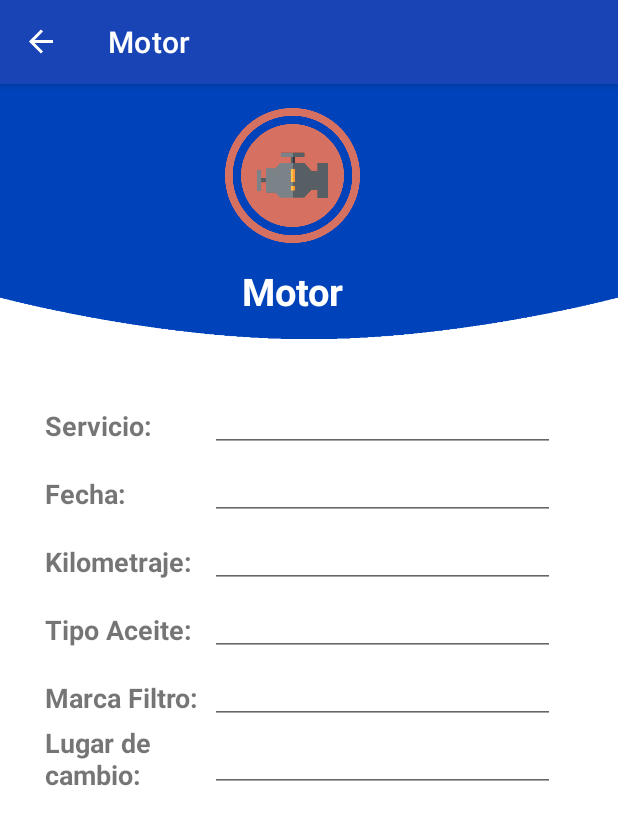
After one commit to sebasnake2314/Cuida-tu-carro, an Android app: the agregarMantenimientoMotor screen opened through its navigation route, on a phone screen of 412 x 824 dp. The commit adds this screen. Shown: the top 825 px of the screen. Run offline under Robolectric (Android 15) with nearby library versions, the phone set to English and light mode, and no system bars; our stand-ins replace Firebase (no records; nobody signed in at launch, a user with empty details on screens opened directly), navigation-ui; libraries missing offline, so code that uses them is left out: com.wdullaer.materialdatetimepicker.

Commit message:
se agregaron elementos a la ventana de Mantenimiento Motor

```diff
--- a/app/build.gradle
+++ b/app/build.gradle
@@ -76,7 +76,7 @@ dependencies {
     implementation "org.jetbrains.kotlinx:kotlinx-coroutines-core:1.3.7"
     implementation "org.jetbrains.kotlinx:kotlinx-coroutines-play-services:1.1.1"
 
-
+    implementation "com.wdullaer:materialdatetimepicker:3.6.4"
 
     implementation 'com.facebook.shimmer:shimmer:0.5.0'
 
--- a/app/src/main/java/com/example/cuidatucarro/data/repo/RepoAuto.kt
+++ b/app/src/main/java/com/example/cuidatucarro/data/repo/RepoAuto.kt
@@ -2,12 +2,8 @@ package com.example.cuidatucarro.data.repo
 
 import androidx.lifecycle.LiveData
 import androidx.lifecycle.MutableLiveData
-import com.example.cuidatucarro.domain.Repo
 import com.example.cuidatucarro.objetos.Autos
 import com.google.firebase.firestore.FirebaseFirestore
-import kotlin.contracts.Returns
-import kotlin.text.toLong as toLong
-import com.example.cuidatucarro.vo.Resource
 import com.google.firebase.storage.FirebaseStorage
 
 class RepoAuto {
--- /dev/null
+++ b/app/src/main/java/com/example/cuidatucarro/data/repo/RepoMantenimiento.kt
@@ -0,0 +1,27 @@
+package com.example.cuidatucarro.data.repo
+
+import androidx.lifecycle.LiveData
+import androidx.lifecycle.MutableLiveData
+import com.example.cuidatucarro.objetos.Autos
+import com.example.cuidatucarro.objetos.tipoMatenimientoMotor
+import com.google.firebase.firestore.FirebaseFirestore
+
+class RepoMantenimiento {
+
+    fun traerMantenimientosMotor(): LiveData<MutableList<tipoMatenimientoMotor>>{
+        val mutableData = MutableLiveData<MutableList<tipoMatenimientoMotor>>()
+        FirebaseFirestore.getInstance().collection("tb_mant_motor").get().addOnSuccessListener { result ->
+            val listData = mutableListOf<tipoMatenimientoMotor>()
+            for(document in result ){
+                val tipoMantenimiento = document.id.toString()
+
+                val mantenimiento = tipoMatenimientoMotor(tipoMantenimiento!!)
+                listData.add(mantenimiento)
+            }
+            mutableData.value = listData
+        }
+        return mutableData
+    }
+
+
+}
--- /dev/null
+++ b/app/src/main/java/com/example/cuidatucarro/objetos/tipoMatenimientoMotor.kt
@@ -0,0 +1,9 @@
+package com.example.cuidatucarro.objetos
+
+import android.os.Parcelable
+import kotlinx.android.parcel.Parcelize
+
+@Parcelize
+data class tipoMatenimientoMotor(
+    val tipoMantenimiento: String = ""
+):Parcelable
--- a/app/src/main/java/com/example/cuidatucarro/recyclers/MainAdapter.kt
+++ b/app/src/main/java/com/example/cuidatucarro/recyclers/MainAdapter.kt
@@ -8,6 +8,7 @@ import androidx.recyclerview.widget.RecyclerView
 import com.bumptech.glide.Glide
 import com.example.cuidatucarro.R
 import com.example.cuidatucarro.objetos.Autos
+import com.example.cuidatucarro.objetos.tipoMatenimientoMotor
 import kotlinx.android.synthetic.main.item_row_autos.view.*
 
 class MainAdapter(private val context: Context,
@@ -21,7 +22,7 @@ class MainAdapter(private val context: Context,
         fun onItemClik(auto:Autos, position: Int)
     }
 
-    fun setListData(data:MutableList<Autos>){
+    fun setListData(data: MutableList<Autos>){
         dataList = data
     }
 
--- a/app/src/main/java/com/example/cuidatucarro/ui/MenuPrincipal.kt
+++ b/app/src/main/java/com/example/cuidatucarro/ui/MenuPrincipal.kt
@@ -2,6 +2,7 @@ package com.example.cuidatucarro.ui
 
 import android.os.Bundle
 import android.view.View
+import android.widget.EditText
 import com.google.android.material.bottomnavigation.BottomNavigationView
 import androidx.appcompat.app.AppCompatActivity
 import androidx.navigation.NavController
@@ -13,7 +14,6 @@ import com.example.cuidatucarro.R
 import kotlinx.android.synthetic.main.activity_menu_principal.*
 
 class MenuPrincipal : AppCompatActivity() {
-
 
     private lateinit var navController: NavController
 
@@ -46,6 +46,7 @@ class MenuPrincipal : AppCompatActivity() {
     when(destination.id){
         R.id.fragemtagregarauto -> hideBottomNav()
         R.id.Mantenimientos -> hideBottomNav()
+        R.id.agregarMantenimientoMotor -> hideBottomNav()
         else-> showBottomNav()
     }
 
--- a/app/src/main/java/com/example/cuidatucarro/ui/autos/AutosFragment.kt
+++ b/app/src/main/java/com/example/cuidatucarro/ui/autos/AutosFragment.kt
@@ -18,13 +18,11 @@ import com.bumptech.glide.Glide
 import com.example.cuidatucarro.R
 import com.example.cuidatucarro.objetos.Autos
 import com.example.cuidatucarro.recyclers.MainAdapter
-import com.example.cuidatucarro.ui.mantenimiento.mantenimiento
 import com.example.cuidatucarro.viewmodel.AutoViewModel
 import com.google.android.material.bottomappbar.BottomAppBar
 import com.google.android.material.floatingactionbutton.FloatingActionButton
 import com.google.firebase.auth.FirebaseAuth
 import kotlinx.android.synthetic.main.fragment_auto.*
-import kotlinx.android.synthetic.main.fragment_mantenimiento.view.*
 import kotlinx.android.synthetic.main.tarjeta_veh.view.*
 
 
--- /dev/null
+++ b/app/src/main/java/com/example/cuidatucarro/ui/mantenimiento/agregarMantenimientoMotor.kt
@@ -0,0 +1,111 @@
+package com.example.cuidatucarro.ui.mantenimiento
+
+
+import android.app.AlertDialog
+import android.os.Bundle
+import androidx.fragment.app.Fragment
+import android.view.LayoutInflater
+import android.view.View
+import android.view.ViewGroup
+import androidx.lifecycle.MutableLiveData
+import androidx.lifecycle.ViewModelProvider
+import com.example.cuidatucarro.R
+import com.example.cuidatucarro.objetos.tipoMatenimientoMotor
+import com.example.cuidatucarro.viewmodel.mantenimientoViewModel
+import kotlinx.android.synthetic.main.fragment_agregar_mantenimiento.*
+import java.util.*
+import com.wdullaer.materialdatetimepicker.date.DatePickerDialog
+import androidx.lifecycle.Observer
+import com.example.cuidatucarro.recyclers.MainAdapter
+import kotlinx.android.synthetic.main.fragment_agregarauto.*
+
+class agregarMantenimientoMotor : Fragment() {
+    private var ListaMantenimientoMotor = mutableListOf<tipoMatenimientoMotor>()
+    private val viewModel by lazy { ViewModelProvider(this).get(mantenimientoViewModel::class.java) }
+    private lateinit var adapter : MainAdapter
+    private lateinit var mantenimientosMotor : Array<String>
+
+    var savedia = 0
+    var savemes = 0
+    var saveanio = 0
+
+    override fun onCreate(savedInstanceState: Bundle?) {
+        super.onCreate(savedInstanceState)
+
+    }
+
+    override fun onCreateView(
+        inflater: LayoutInflater, container: ViewGroup?,
+        savedInstanceState: Bundle?
+    ): View? {
+        // Inflate the layout for this fragment
+        return inflater.inflate(R.layout.fragment_agregar_mantenimiento, container, false)
+    }
+
+    override fun onViewCreated(view: View, savedInstanceState: Bundle?) {
+        super.onViewCreated(view, savedInstanceState)
+
+        tiposMantenimientoMotor()
+
+        txtTipoMantenimiento.setOnClickListener {
+            popTipoMantenimientoMotor()
+        }
+
+
+        txtFecha.setOnClickListener {
+            val now = Calendar.getInstance()
+            val currentYear: Int = now.get(Calendar.YEAR)
+            val currentMonth: Int = now.get(Calendar.MONTH)
+            val currentDay: Int = now.get(Calendar.DAY_OF_MONTH)
+
+            val datePickerDialog = DatePickerDialog.newInstance(DatePickerDialog.OnDateSetListener { view, year, monthOfYear, dayOfMonth ->
+                savedia = dayOfMonth
+                savemes = monthOfYear
+                saveanio = year
+
+                var selectedDate:String = "$dayOfMonth / ${monthOfYear + 1} / $year"
+
+                txtFecha.setText(selectedDate)
+
+            }, currentYear, currentMonth, currentDay)
+
+            datePickerDialog.setTitle("Seleccionar fecha")
+            datePickerDialog.setAccentColor(resources.getColor(R.color.colorPrimary))
+            datePickerDialog.setOkText("Agregar")
+            datePickerDialog.setCancelText("Salir")
+            datePickerDialog.show(activity?.fragmentManager,"")
+        }
+
+    }
+
+   private fun popTipoMantenimientoMotor() {
+        val dialogBuilder = AlertDialog.Builder(activity)
+        dialogBuilder.setItems(mantenimientosMotor){dialog, which ->
+            txtTipoMantenimiento.setError(null)
+            txtTipoMantenimiento.setText(mantenimientosMotor[which])
+        }
+        val alert = dialogBuilder.create()
+        alert.setTitle("Selecione el tipo de Mantenimiento")
+        alert.show()
+    }
+
+    private fun tiposMantenimientoMotor(){
+        viewModel.traerTipoMantenimientoMotor().observe(viewLifecycleOwner, Observer {
+            var count =0
+            for (i in it) {
+
+                if (count == 0){
+                    mantenimientosMotor = arrayOf(it.get(0).tipoMantenimiento)
+                }else{
+                    //mantenimientosMotor += it.get(i).tipoMantenimiento
+                    mantenimientosMotor += arrayOf(i.tipoMantenimiento)
+                }
+
+                count  +=  1
+            }
+            //popTipoMantenimientoMotor()
+        })
+    }
+
+
+}
--- a/app/src/main/java/com/example/cuidatucarro/ui/mantenimiento/mantenimiento.kt
+++ b/app/src/main/java/com/example/cuidatucarro/ui/mantenimiento/mantenimiento.kt
@@ -5,6 +5,7 @@ import androidx.fragment.app.Fragment
 import android.view.LayoutInflater
 import android.view.View
 import android.view.ViewGroup
+import androidx.navigation.fragment.findNavController
 import com.bumptech.glide.Glide
 import com.example.cuidatucarro.R
 import com.example.cuidatucarro.objetos.Autos
@@ -33,10 +34,17 @@ class mantenimiento : Fragment() {
 
     override fun onViewCreated(view: View, savedInstanceState: Bundle?) {
         super.onViewCreated(view, savedInstanceState)
-
         placaVehiculo.text = auto.aut_patente_c
         datosVehiculo.text = "${auto.aut_marca_c} ${auto.aut_modelo_c}"
         Glide.with(this).load(auto.aut_image).into(image_auto)
+
+
+        btnmotor.setOnClickListener {
+            findNavController().navigate(R.id.agregarMantenimientoMotor)
+        }
+
     }
 
+
+
 }
--- /dev/null
+++ b/app/src/main/java/com/example/cuidatucarro/viewmodel/mantenimientoViewModel.kt
@@ -0,0 +1,20 @@
+package com.example.cuidatucarro.viewmodel
+
+import androidx.lifecycle.LiveData
+import androidx.lifecycle.MutableLiveData
+import androidx.lifecycle.ViewModel
+import com.example.cuidatucarro.data.repo.RepoMantenimiento
+import com.example.cuidatucarro.objetos.tipoMatenimientoMotor
+
+class mantenimientoViewModel: ViewModel()  {
+    private val repoMatenimiento = RepoMantenimiento()
+
+    fun traerTipoMantenimientoMotor(): LiveData<MutableList<tipoMatenimientoMotor>> {
+        val mutableData = MutableLiveData<MutableList<tipoMatenimientoMotor>>()
+        repoMatenimiento.traerMantenimientosMotor().observeForever{listaMantenimiento->
+            mutableData.value = listaMantenimiento
+        }
+        return mutableData
+    }
+
+}
--- /dev/null
+++ b/app/src/main/res/layout/fragment_agregar_mantenimiento.xml
@@ -0,0 +1,253 @@
+<?xml version="1.0" encoding="utf-8"?>
+<LinearLayout xmlns:android="http://schemas.android.com/apk/res/android"
+    xmlns:tools="http://schemas.android.com/tools"
+    android:layout_width="match_parent"
+    android:layout_height="match_parent"
+    xmlns:app="http://schemas.android.com/apk/res-auto"
+    android:orientation="vertical"
+    tools:context=".ui.mantenimiento.agregarMantenimientoMotor">
+
+    <LinearLayout
+        android:layout_width="match_parent"
+        android:layout_height="170dp"
+        android:background="@drawable/bgperfil">
+
+        <LinearLayout
+            android:layout_width="wrap_content"
+            android:layout_height="match_parent"
+            android:layout_gravity="center_horizontal"
+            android:orientation="vertical">
+
+            <ProgressBar
+                android:id="@+id/progressBarAddAuto"
+                style="?android:attr/progressBarStyleHorizontal"
+                android:layout_width="match_parent"
+                android:layout_height="wrap_content"
+                android:background="@color/colorPrimary"
+                android:visibility="invisible"
+                android:indeterminate="true"
+                android:indeterminateTint="@android:color/white"/>
+
+            <ImageView
+                android:layout_width="90dp"
+                android:layout_height="90dp"
+                android:src="@drawable/motor"
+                android:layout_marginHorizontal="150dp"
+                android:layout_gravity="center_horizontal" />
+
+                <TextView
+                    android:gravity="center"
+                    android:layout_gravity="center"
+                    android:layout_width="match_parent"
+                    android:layout_height="match_parent"
+                    android:text="Motor"
+                    android:textSize="25dp"
+                    android:textStyle="bold"
+                    android:textColor="@android:color/white"/>
+
+
+
+
+
+        </LinearLayout>
+    </LinearLayout>
+
+    <ScrollView
+        android:layout_width="match_parent"
+        android:layout_height="match_parent">
+
+        <LinearLayout
+            android:layout_width="wrap_content"
+            android:layout_height="wrap_content"
+            android:orientation="vertical"
+            android:gravity="center_horizontal">
+
+        <LinearLayout
+            android:layout_width="match_parent"
+            android:layout_height="wrap_content"
+            android:orientation="vertical"
+            android:layout_gravity="center_horizontal">
+
+            <LinearLayout
+                android:layout_width="match_parent"
+                android:layout_height="wrap_content"
+                android:orientation="vertical"
+                android:layout_gravity="center_horizontal"
+                android:layout_marginTop="20dp">
+
+                /*---------------------------------------------------------------*/
+                <LinearLayout
+                    android:layout_width="389dp"
+                    android:layout_height="wrap_content"
+                    android:layout_margin="10dp"
+                    android:orientation="vertical"
+                    android:gravity="center_horizontal">
+
+                    /*--Fila Tipo servicio--*/
+                    <LinearLayout
+                        android:layout_width="match_parent"
+                        android:layout_height="wrap_content"
+                        android:orientation="horizontal"
+                        android:paddingLeft="20dp">
+
+                        <TextView
+                            android:layout_width="110dp"
+                            android:layout_height="25dp"
+                            android:layout_marginTop="15dp"
+                            android:text="Servicio: "
+                            android:textSize="18dp"
+                            android:textStyle="bold"/>
+
+                        <EditText
+                            android:id="@+id/txtTipoMantenimiento"
+                            android:layout_width="230dp"
+                            android:layout_height="wrap_content"
+                            android:paddingTop="10dp"
+                            android:ems="10"
+                            android:inputType="textPersonName"
+                            android:layout_gravity="center_vertical"
+                            android:clickable="true"
+                            android:focusable="false"/>
+
+                    </LinearLayout>
+
+
+                    /*--Fila Fecha--*/
+                    <LinearLayout
+                        android:layout_width="match_parent"
+                        android:layout_height="wrap_content"
+                        android:orientation="horizontal"
+                        android:paddingLeft="20dp">
+
+                        <TextView
+                            android:id="@+id/textViewPatente"
+                            android:layout_width="110dp"
+                            android:layout_height="25dp"
+                            android:layout_marginTop="15dp"
+                            android:text="Fecha: "
+                            android:textSize="18dp"
+                            android:textStyle="bold"/>
+
+                        <EditText
+                            android:id="@+id/txtFecha"
+                            android:layout_width="230dp"
+                            android:layout_height="wrap_content"
+                            android:paddingTop="10dp"
+                            android:ems="10"
+                            android:inputType="date"
+                            android:layout_gravity="center_vertical"
+                            android:clickable="true"
+                            android:focusable="false"/>
+
+                    </LinearLayout>
+
+                    /*--Fila Kilometraje*/
+                    <LinearLayout
+                        android:layout_width="match_parent"
+                        android:layout_height="wrap_content"
+                        android:orientation="horizontal"
+                        android:paddingLeft="20dp">
+                        <TextView
+                            android:id="@+id/textViewMarca"
+                            android:layout_width="110dp"
+                            android:layout_height="25dp"
+                            android:layout_marginTop="15dp"
+                            android:text="Kilometraje: "
+                            android:textSize="18dp"
+                            android:textStyle="bold" />
+
+                        <EditText
+                            android:id="@+id/txtMarca"
+                            android:layout_width="230dp"
+                            android:layout_height="wrap_content"
+                            android:ems="10"
+                            android:inputType="numberSigned"
+                            android:layout_gravity="center_vertical"/>
+
+                    </LinearLayout>
+
+                    /*-Fila Tipo Aceite-*/
+                    <LinearLayout
+                        android:layout_width="match_parent"
+                        android:layout_height="wrap_content"
+                        android:orientation="horizontal"
+                        android:paddingLeft="20dp">
+                        <TextView
+                            android:id="@+id/textViewModelo"
+                            android:layout_width="110dp"
+                            android:layout_height="25dp"
+                            android:layout_marginTop="15dp"
+                            android:text="Tipo Aceite: "
+                            android:textSize="18dp"
+                            android:textStyle="bold" />
+
+                        <EditText
+                            android:id="@+id/txtModelo"
+                            android:layout_width="230dp"
+                            android:layout_height="wrap_content"
+                            android:ems="10"
+                            android:inputType="textPersonName"
+                            android:layout_gravity="center_vertical"/>
+
+                    </LinearLayout>
+
+                    /*--Fila Marca Filtro*/
+                    <LinearLayout
+                        android:layout_width="match_parent"
+                        android:layout_height="wrap_content"
+                        android:orientation="horizontal"
+                        android:paddingLeft="20dp">
+                        <TextView
+                            android:id="@+id/textViewKilometraje"
+                            android:layout_width="110dp"
+                            android:layout_height="25dp"
+                            android:layout_marginTop="15dp"
+                            android:text="Marca Filtro: "
+                            android:textSize="18dp"
+                            android:textStyle="bold" />
+
+                        <EditText
+                            android:id="@+id/txtKilo"
+                            android:layout_width="230dp"
+                            android:layout_height="wrap_content"
+                            android:ems="10"
+                            android:inputType="textPersonName"
+                            android:layout_gravity="center_vertical"/>
+
+                    </LinearLayout>
+
+                    /*--Fila Lugar de cambio*/
+                    <LinearLayout
+                        android:layout_width="match_parent"
+                        android:layout_height="wrap_content"
+                        android:orientation="horizontal"
+                        android:paddingLeft="20dp">
+                        <TextView
+                            android:layout_width="110dp"
+                            android:layout_height="45dp"
+                            android:layout_marginTop="0dp"
+                            android:text="Lugar de cambio: "
+                            android:textSize="18dp"
+                            android:textStyle="bold" />
+
+                        <EditText
+                            android:id="@+id/lugarCambio"
+                            android:layout_width="230dp"
+                            android:layout_height="wrap_content"
+                            android:ems="10"
+                            android:inputType="textPersonName"
+                            android:layout_gravity="center_vertical"/>
+
+                    </LinearLayout>
+
+
+
+                </LinearLayout>
+                /*-------------------------------FIN--------------------------------*/
+            </LinearLayout>
+
+        </LinearLayout>
+        </LinearLayout>
+    </ScrollView>
+
+    </LinearLayout>
--- a/app/src/main/res/layout/fragment_mantenimiento.xml
+++ b/app/src/main/res/layout/fragment_mantenimiento.xml
@@ -106,6 +106,7 @@
             app:cardElevation="6dp">
 
             <LinearLayout
+                android:id="@+id/btnmotor"
                 android:layout_width="match_parent"
                 android:layout_height="match_parent"
                 android:gravity="center"
--- a/app/src/main/res/navigation/mobile_navigation.xml
+++ b/app/src/main/res/navigation/mobile_navigation.xml
@@ -43,5 +43,14 @@
         android:id="@+id/Mantenimientos"
         android:name="com.example.cuidatucarro.ui.mantenimiento.mantenimiento"
         android:label="Mantenimientos"
-        tools:layout="@layout/fragment_mantenimiento" />
+        tools:layout="@layout/fragment_mantenimiento" >
+        <action
+            android:id="@+id/action_Mantenimientos_to_agregarMantenimientoMotor"
+            app:destination="@id/agregarMantenimientoMotor" />
+    </fragment>
+    <fragment
+        android:id="@+id/agregarMantenimientoMotor"
+        android:name="com.example.cuidatucarro.ui.mantenimiento.agregarMantenimientoMotor"
+        android:label="Motor"
+        tools:layout="@layout/fragment_agregar_mantenimiento" />
 </navigation>
--- a/build.gradle
+++ b/build.gradle
@@ -7,7 +7,7 @@ buildscript {
         jcenter()
     }
     dependencies {
-        classpath 'com.android.tools.build:gradle:4.1.0'
+        classpath 'com.android.tools.build:gradle:4.1.1'
         classpath "org.jetbrains.kotlin:kotlin-gradle-plugin:$kotlin_version"
         classpath 'com.google.gms:google-services:4.3.3'
 
```
